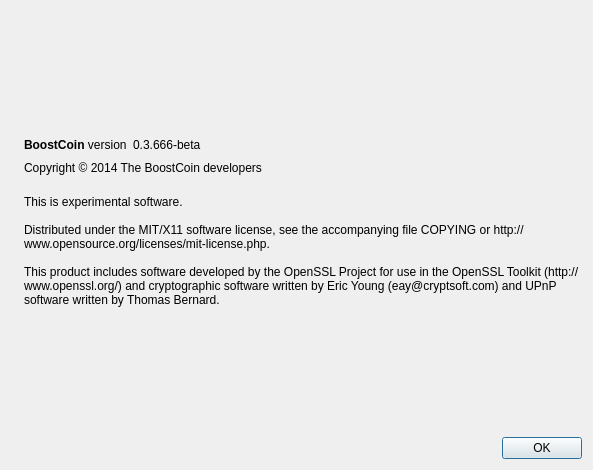
Old version of the form src/qt/forms/aboutdialog.ui in the repository mammix2/boostcoin-core.
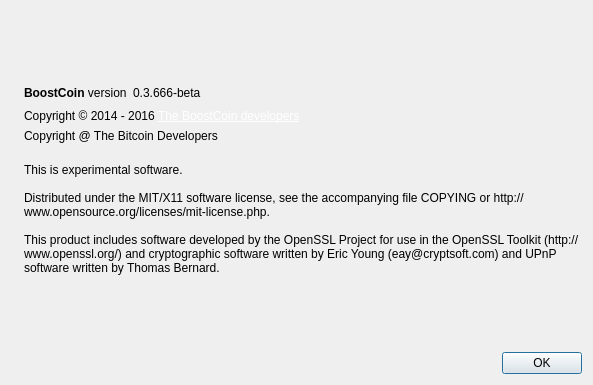
New version of the form. Icons and pictures are not drawn.

The edit to the form file:
```diff
--- a/src/qt/forms/aboutdialog.ui
+++ b/src/qt/forms/aboutdialog.ui
@@ -7,7 +7,7 @@
     <x>0</x>
     <y>0</y>
     <width>593</width>
-    <height>470</height>
+    <height>385</height>
    </rect>
   </property>
   <property name="windowTitle">
@@ -310,13 +310,23 @@
         <cursorShape>IBeamCursor</cursorShape>
        </property>
        <property name="text">
-        <string>Copyright © 2014 The BoostCoin developers</string>
+        <string>&lt;html&gt;&lt;head/&gt;&lt;body&gt;&lt;p&gt;Copyright © 2014 - 2016 &lt;a href=&quot;http://bost.link&quot;&gt;&lt;span style=&quot; text-decoration: underline; color:#ffffff;&quot;&gt;The BoostCoin developers&lt;/span&gt;&lt;/a&gt;&lt;/p&gt;&lt;/body&gt;&lt;/html&gt;</string>
+       </property>
+       <property name="openExternalLinks">
+        <bool>true</bool>
        </property>
        <property name="textInteractionFlags">
         <set>Qt::LinksAccessibleByMouse|Qt::TextSelectableByKeyboard|Qt::TextSelectableByMouse</set>
        </property>
       </widget>
      </item>
+     <item>
+      <widget class="QLabel" name="label_3">
+       <property name="text">
+        <string>Copyright @ The Bitcoin Developers</string>
+       </property>
+      </widget>
+     </item>
      <item>
       <widget class="QLabel" name="label_2">
        <property name="cursor">
```
